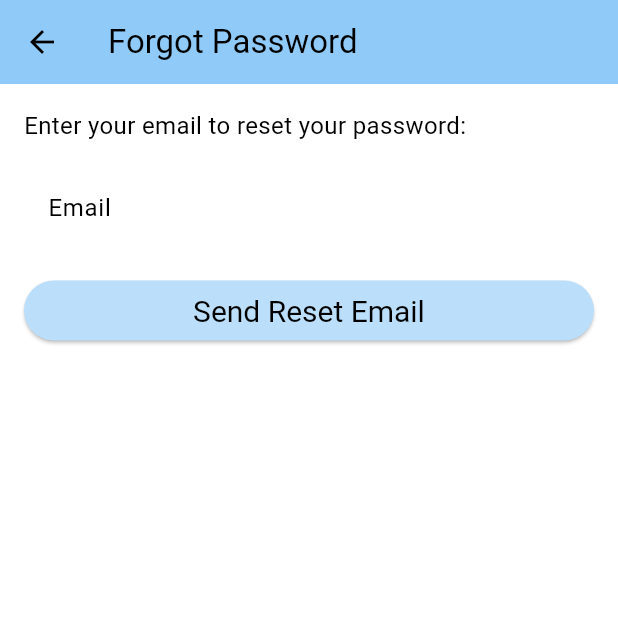
After one commit to Onome15/authentication_firebase, a Flutter app: the screen it shows after launch, after a tap on "Forgot Password?", on a phone screen of 412 x 824 dp, the top half of it. The commit adds this screen. Run offline on Flutter 3.47's test engine with Material 3 defaults, Android fonts, the phone set to English and light mode, and no system bars; our stand-ins replace firebase_auth, firebase_core, flutter_riverpod, flutter_spinkit, fluttertoast, google_sign_in; missing offline and left inert: flutter_facebook_auth; accounts and stored records are empty.

Commit message:
added forget password

```diff
--- /dev/null
+++ b/lib/screen/authenticate/forget_password.dart
@@ -0,0 +1,61 @@
+import 'package:flutter/material.dart';
+import 'package:flutter_riverpod/flutter_riverpod.dart';
+
+import 'package:project/services/auth.dart';
+
+import '../../shared/toast.dart'; // Replace with your service import
+
+class ForgotPasswordPage extends ConsumerStatefulWidget {
+  const ForgotPasswordPage({super.key});
+
+  @override
+  ConsumerState<ForgotPasswordPage> createState() => _ForgotPasswordPageState();
+}
+
+class _ForgotPasswordPageState extends ConsumerState<ForgotPasswordPage> {
+  final TextEditingController _emailController = TextEditingController();
+
+  @override
+  Widget build(BuildContext context) {
+    final authService = ref.read(authServiceProvider.notifier);
+
+    return Scaffold(
+      appBar: AppBar(
+        title: const Text("Forgot Password"),
+      ),
+      body: Padding(
+        padding: const EdgeInsets.all(16.0),
+        child: Column(
+          crossAxisAlignment: CrossAxisAlignment.stretch,
+          children: [
+            const Text(
+              "Enter your email to reset your password:",
+              style: TextStyle(fontSize: 16),
+            ),
+            const SizedBox(height: 16),
+            TextField(
+              controller: _emailController,
+              keyboardType: TextInputType.emailAddress,
+              decoration: const InputDecoration(
+                labelText: "Email",
+                border: OutlineInputBorder(),
+              ),
+            ),
+            const SizedBox(height: 16),
+            ElevatedButton(
+              onPressed: () async {
+                final email = _emailController.text.trim();
+                if (email.isNotEmpty) {
+                  await authService.sendPasswordResetEmail(email, context);
+                } else {
+                  showToast(message: "Please enter an email.");
+                }
+              },
+              child: const Text("Send Reset Email"),
+            ),
+          ],
+        ),
+      ),
+    );
+  }
+}
--- a/lib/screen/authenticate/signin.dart
+++ b/lib/screen/authenticate/signin.dart
@@ -1,6 +1,7 @@
 import 'package:flutter/material.dart';
 import 'package:flutter_riverpod/flutter_riverpod.dart';
 import 'package:project/provider/theme_provider.dart';
+import 'package:project/screen/authenticate/forget_password.dart';
 import 'package:project/shared/loading.dart';
 import '../../services/auth.dart';
 import '../../shared/constants.dart';
@@ -85,10 +86,17 @@ class _SignInState extends ConsumerState<SignIn> {
                         },
                       ),
                       const SizedBox(height: 10),
-                      const Align(
+                      Align(
                         alignment: Alignment.topRight,
-                        child: Text(
-                          'Forget Password?',
+                        child: TextButton(
+                          onPressed: () {
+                            Navigator.push(
+                              context,
+                              MaterialPageRoute(
+                                  builder: (context) => ForgotPasswordPage()),
+                            );
+                          },
+                          child: const Text("Forgot Password?"),
                         ),
                       ),
                       const SizedBox(height: 10),
--- a/lib/services/auth.dart
+++ b/lib/services/auth.dart
@@ -1,4 +1,5 @@
 import 'package:firebase_auth/firebase_auth.dart';
+import 'package:flutter/widgets.dart';
 import 'package:google_sign_in/google_sign_in.dart';
 import 'package:project/shared/toast.dart';
 import 'package:flutter_riverpod/flutter_riverpod.dart';
@@ -161,6 +162,28 @@ class AuthService extends StateNotifier<bool> {
     return null;
   }
 
+  /// Send a password reset email
+  Future<void> sendPasswordResetEmail(
+      String email, BuildContext context) async {
+    try {
+      await _firebaseAuth.sendPasswordResetEmail(email: email);
+      showToast(message: "Password reset email sent. Check your inbox.");
+      // ignore: use_build_context_synchronously
+      await Future.delayed(const Duration(seconds: 3));
+      Navigator.pop(context);
+    } on FirebaseAuthException catch (e) {
+      if (e.code == 'invalid-email') {
+        showToast(message: "Invalid email address.");
+      } else if (e.code == 'user-not-found') {
+        showToast(message: "No user found with that email.");
+      } else {
+        showToast(message: "An error occurred: ${e.message}");
+      }
+    } catch (e) {
+      showToast(message: "An unknown error occurred: $e");
+    }
+  }
+
   /// Sign out the current user
   Future<void> signOut() async {
     state = true;
```
